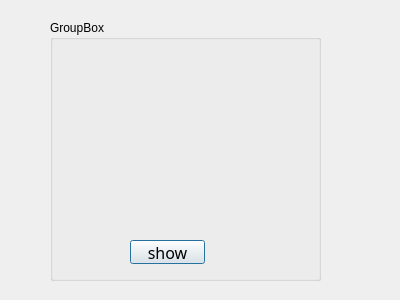
Above: getgrouplist.ui from Maedeh01/Ap-project before the change. Below: the same form after it.
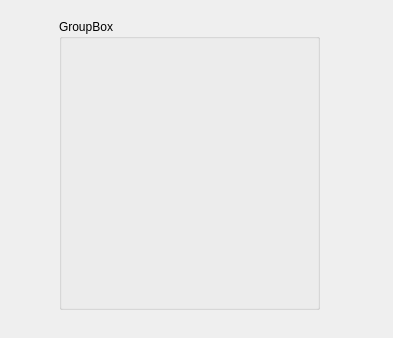
That is the form after the change.

What changed in the file:
```diff
--- a/getgrouplist.ui
+++ b/getgrouplist.ui
@@ -6,8 +6,8 @@
    <rect>
     <x>0</x>
     <y>0</y>
-    <width>400</width>
-    <height>300</height>
+    <width>393</width>
+    <height>338</height>
    </rect>
   </property>
   <property name="windowTitle">
@@ -16,10 +16,10 @@
   <widget class="QGroupBox" name="groupBox">
    <property name="geometry">
     <rect>
-     <x>50</x>
-     <y>20</y>
-     <width>271</width>
-     <height>261</height>
+     <x>59</x>
+     <y>19</y>
+     <width>261</width>
+     <height>291</height>
     </rect>
    </property>
    <property name="title">
@@ -28,10 +28,10 @@
    <widget class="QLabel" name="label">
     <property name="geometry">
      <rect>
-      <x>10</x>
-      <y>39</y>
+      <x>0</x>
+      <y>20</y>
       <width>251</width>
-      <height>21</height>
+      <height>31</height>
      </rect>
     </property>
     <property name="text">
@@ -41,35 +41,16 @@
    <widget class="QLabel" name="label_2">
     <property name="geometry">
      <rect>
-      <x>20</x>
-      <y>60</y>
-      <width>211</width>
-      <height>131</height>
+      <x>8</x>
+      <y>85</y>
+      <width>251</width>
+      <height>201</height>
      </rect>
     </property>
     <property name="text">
      <string/>
     </property>
    </widget>
-   <widget class="QPushButton" name="pushButton">
-    <property name="geometry">
-     <rect>
-      <x>80</x>
-      <y>220</y>
-      <width>75</width>
-      <height>24</height>
-     </rect>
-    </property>
-    <property name="font">
-     <font>
-      <family>NPIRogheh</family>
-      <pointsize>12</pointsize>
-     </font>
-    </property>
-    <property name="text">
-     <string>show</string>
-    </property>
-   </widget>
   </widget>
  </widget>
  <resources/>
```
Left out of the diff: 8 changed lines with no effect on the pictures.
